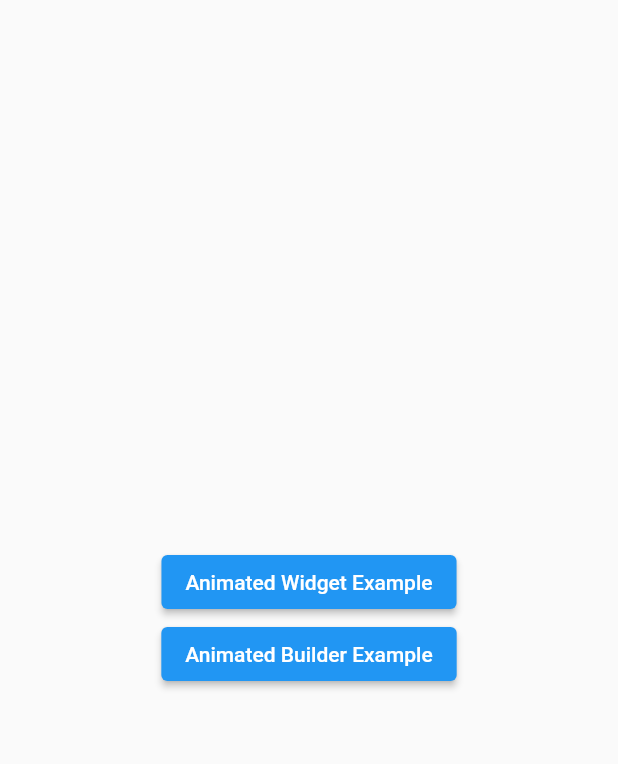
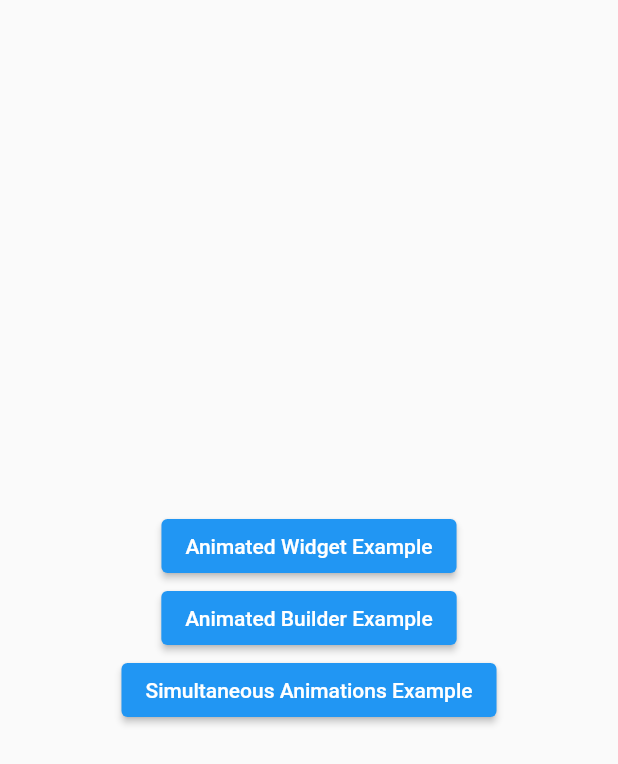
Before and after one commit to MSavioti/study_flutter_animation, a Flutter app: the screen it shows after launch, on a phone screen of 412 x 824 dp. Shown: the top 764 px of the screen. Run offline on Flutter 3.47's test engine with Material 2 defaults, Android fonts, the phone set to English and light mode, and no system bars.

Commit message:
wrapped up projects

```diff
--- a/lib/app.dart
+++ b/lib/app.dart
@@ -2,6 +2,7 @@ import 'package:flutter/material.dart';
 import 'package:study_flutter_animation/animated_builder/animated_builder_demo_page.dart';
 import 'package:study_flutter_animation/animated_widget/animated_widget_demo_page.dart';
 import 'package:study_flutter_animation/home_page.dart';
+import 'package:study_flutter_animation/simultaneous_animations/simultaneous_animations_demo_page.dart';
 
 class App extends StatelessWidget {
   const App({Key? key}) : super(key: key);
@@ -15,6 +16,8 @@ class App extends StatelessWidget {
         '/': (context) => const HomePage(),
         '/animated_widget': (context) => const AnimatedWidgetDemoPage(),
         '/animated_builder': (context) => const AnimatedBuilderDemoPage(),
+        '/simultaneous_animations': (context) =>
+            const SimultaneousAnimationsDemoPage(),
       },
     );
   }
--- a/lib/home_page.dart
+++ b/lib/home_page.dart
@@ -23,6 +23,12 @@ class HomePage extends StatelessWidget {
                   Navigator.of(context).pushNamed('/animated_builder');
                 },
               ),
+              ElevatedButton(
+                child: const Text('Simultaneous Animations Example'),
+                onPressed: () {
+                  Navigator.of(context).pushNamed('/simultaneous_animations');
+                },
+              ),
             ],
           ),
         ),
--- a/lib/simultaneous_animations/simultaneous_animations_demo_page.dart
+++ b/lib/simultaneous_animations/simultaneous_animations_demo_page.dart
@@ -1,5 +1,5 @@
 import 'package:flutter/material.dart';
-import 'package:study_flutter_animation/animated_widget/animated_logo.dart';
+import 'package:study_flutter_animation/simultaneous_animations/animated_logo.dart';
 
 class SimultaneousAnimationsDemoPage extends StatefulWidget {
   const SimultaneousAnimationsDemoPage({Key? key}) : super(key: key);
@@ -19,8 +19,8 @@ class _SimultaneousAnimationsDemoPageState
   void initState() {
     super.initState();
     controller =
-        AnimationController(duration: const Duration(seconds: 1), vsync: this);
-    animation = Tween<double>(begin: 200, end: 300).animate(controller)
+        AnimationController(duration: const Duration(seconds: 2), vsync: this);
+    animation = CurvedAnimation(parent: controller, curve: Curves.easeIn)
       ..addStatusListener((status) {
         if (status == AnimationStatus.completed) {
           controller.reverse();
```
Also changed, not shown: lib/simultaneous_animations/animated_logo.dart (added, +27 -0 lines).
